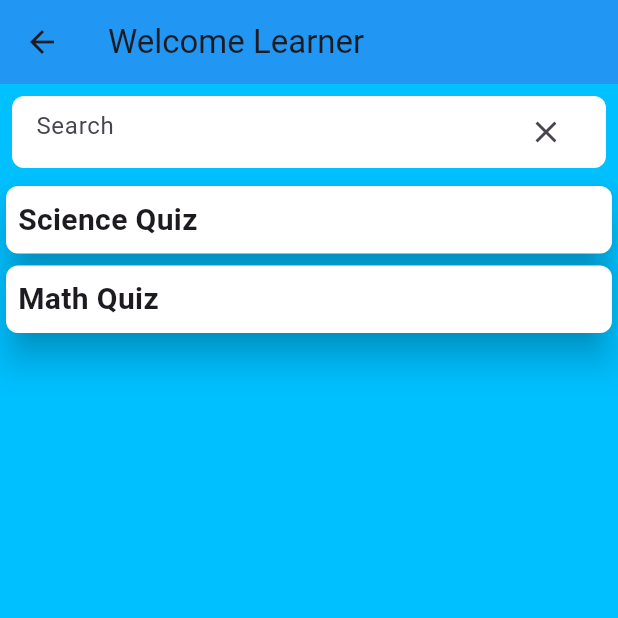
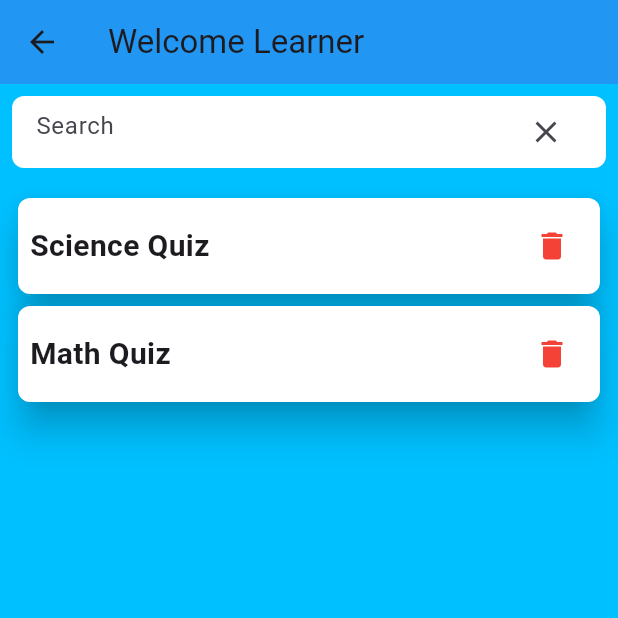
Before and after one commit to Mohamed-Ahmed-Esmat/CodeAlpha_FlashCard_Quiz_App, a Flutter app: the HomePage screen opened directly, on a phone screen of 412 x 824 dp, the top half of it. Run offline on Flutter 3.47's test engine with Material 3 defaults, Android fonts, the phone set to English and light mode, and no system bars; our stand-ins replace get.

Commit message:
Update home.dart

```diff
--- a/lib/pages/home.dart
+++ b/lib/pages/home.dart
@@ -79,16 +79,18 @@ class _HomePageState extends State<HomePage> {
           ),
           Expanded(
             child: filteredCards.isEmpty
-                ? Center(
+                ? const Center(
                     child: Text(
-                      'Search not found',
+                      'Card don\'t exist',
                       style: TextStyle(
                         fontSize: 20,
                         fontWeight: FontWeight.bold,
                       ),
                     ),
                   )
-                : ListView.builder(
+                : Padding(
+                    padding: const EdgeInsets.all(8.0),
+                    child: ListView.builder(
                       itemCount: filteredCards.length,
                       itemBuilder: (context, index) {
                         return Card(
@@ -99,17 +101,36 @@ class _HomePageState extends State<HomePage> {
                           ),
                           child: Padding(
                             padding: const EdgeInsets.all(8.0),
-                          child: Text(
+                            child: Row(
+                              children: [
+                                Text(
                                   filteredCards[index].title,
                                   style: const TextStyle(
                                     fontSize: 20,
                                     fontWeight: FontWeight.bold,
                                   ),
                                 ),
+                                const Spacer(),
+                                IconButton(
+                                  icon: const Icon(
+                                    Icons.delete,
+                                    color: Colors.red,
+                                  ),
+                                  onPressed: () {
+                                    // Delete the card
+                                    setState(() {
+                                      cards.remove(filteredCards[index]);
+                                      filterCards('');
+                                    });
+                                  },
+                                ),
+                              ],
+                            ),
                           ),
                           // You can add more details or actions for each card here
                         );
                       },
+                    ),
                   ),
           ),
         ],
```
Lines whose indentation alone changed are shown as unchanged.
